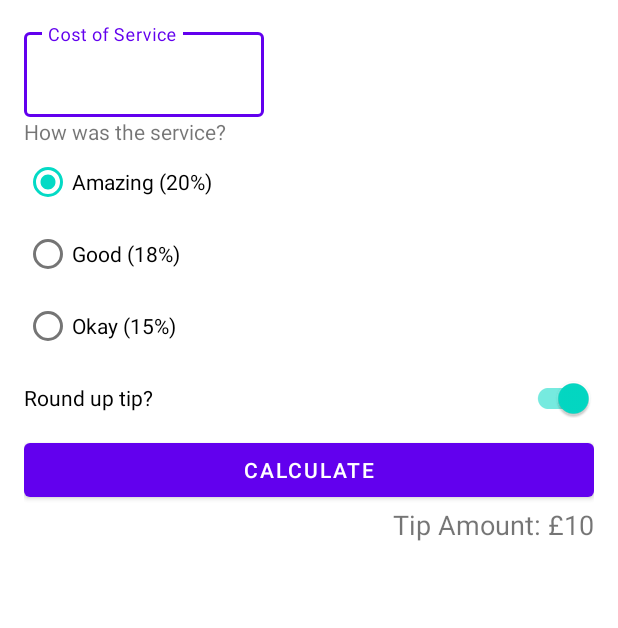
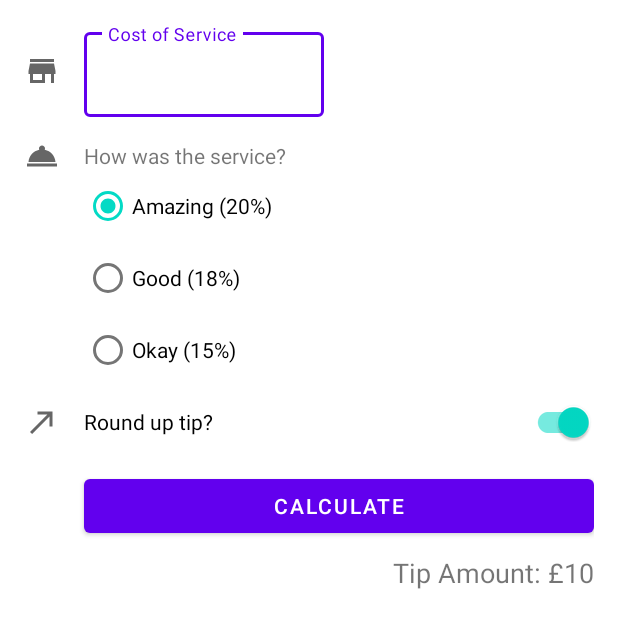
Before and after one commit to emwalks/TipCalculator, an Android app: the layout activity_main.xml on its own in the app's theme, with its tools: preview values and no code run, on a phone screen of 412 x 824 dp. Shown: the top 628 px of the screen. Run offline under Robolectric (Android 15) with nearby library versions, the phone set to English and light mode, and no system bars.

Commit message:
adds icons LONGSIDE ui ELEMENTS

```diff
--- a/app/src/main/res/layout/activity_main.xml
+++ b/app/src/main/res/layout/activity_main.xml
@@ -7,31 +7,52 @@
     android:padding="16dp"
     tools:context=".MainActivity">
 
+    <ImageView
+        android:id="@+id/icon_cost_of_service"
+        android:layout_width="wrap_content"
+        android:layout_height="wrap_content"
+        android:importantForAccessibility="no"
+        app:layout_constraintBottom_toBottomOf="@id/cost_of_service"
+        app:layout_constraintStart_toStartOf="parent"
+        app:layout_constraintTop_toTopOf="@id/cost_of_service"
+        app:srcCompat="@drawable/ic_store" />
+
+
     <com.google.android.material.textfield.TextInputLayout
         android:id="@+id/cost_of_service"
+        style="@style/Widget.MaterialComponents.TextInputLayout.OutlinedBox"
         android:layout_width="160dp"
         android:layout_height="wrap_content"
+        android:layout_marginStart="16dp"
         android:hint="@string/cost_of_service"
-        app:layout_constraintStart_toStartOf="parent"
-        app:layout_constraintTop_toTopOf="parent"
-        style="@style/Widget.MaterialComponents.TextInputLayout.OutlinedBox"
-    >
+        app:layout_constraintStart_toEndOf="@id/icon_cost_of_service"
+        app:layout_constraintTop_toTopOf="parent">
 
         <com.google.android.material.textfield.TextInputEditText
             android:id="@+id/cost_of_service_edit_text"
             android:layout_width="match_parent"
             android:layout_height="wrap_content"
-            android:inputType="numberDecimal"
-            />
+            android:inputType="numberDecimal" />
 
     </com.google.android.material.textfield.TextInputLayout>
+
+    <ImageView
+        android:id="@+id/icon_service_question"
+        android:layout_width="wrap_content"
+        android:layout_height="wrap_content"
+        android:importantForAccessibility="no"
+        app:layout_constraintBottom_toBottomOf="@id/service_rating"
+        app:layout_constraintStart_toStartOf="parent"
+        app:layout_constraintTop_toTopOf="@id/service_rating"
+        app:srcCompat="@drawable/ic_service" />
 
     <TextView
         android:id="@+id/service_rating"
         android:layout_width="wrap_content"
         android:layout_height="wrap_content"
+        android:layout_marginTop="16dp"
         android:text="@string/how_was_the_service"
-        app:layout_constraintStart_toStartOf="parent"
+        app:layout_constraintStart_toStartOf="@id/cost_of_service"
         app:layout_constraintTop_toBottomOf="@id/cost_of_service" />
 
     <RadioGroup
@@ -40,7 +61,7 @@
         android:layout_height="wrap_content"
         android:checkedButton="@id/option_twenty_percent"
         android:orientation="vertical"
-        app:layout_constraintStart_toStartOf="parent"
+        app:layout_constraintStart_toStartOf="@id/service_rating"
         app:layout_constraintTop_toBottomOf="@id/service_rating">
 
         <RadioButton
@@ -64,14 +85,25 @@
 
     <!--This is a comment in xml-->
 
+    <ImageView
+        android:id="@+id/icon_round_up"
+        android:layout_width="wrap_content"
+        android:layout_height="wrap_content"
+        android:importantForAccessibility="no"
+        app:layout_constraintBottom_toBottomOf="@id/round_up_switch"
+        app:layout_constraintStart_toStartOf="parent"
+        app:layout_constraintTop_toTopOf="@id/round_up_switch"
+        app:srcCompat="@drawable/ic_round_up" />
+
     <com.google.android.material.switchmaterial.SwitchMaterial
         android:id="@+id/round_up_switch"
         android:layout_width="0dp"
         android:layout_height="wrap_content"
+        android:layout_marginStart="16dp"
         android:checked="true"
         android:text="@string/round_up_tip"
         app:layout_constraintEnd_toEndOf="parent"
-        app:layout_constraintStart_toStartOf="parent"
+        app:layout_constraintStart_toEndOf="@+id/icon_round_up"
         app:layout_constraintTop_toBottomOf="@id/tip_options"
         tools:ignore="UseSwitchCompatOrMaterialXml" />
 
@@ -79,15 +111,17 @@
         android:id="@+id/calculate_button"
         android:layout_width="0dp"
         android:layout_height="wrap_content"
+        android:layout_marginTop="8dp"
         android:text="@string/calculate"
         app:layout_constraintEnd_toEndOf="parent"
-        app:layout_constraintStart_toStartOf="parent"
+        app:layout_constraintStart_toStartOf="@id/round_up_switch"
         app:layout_constraintTop_toBottomOf="@id/round_up_switch" />
 
     <TextView
         android:id="@+id/tip_result"
         android:layout_width="wrap_content"
         android:layout_height="wrap_content"
+        android:layout_marginTop="8dp"
         android:textSize="18sp"
         app:layout_constraintEnd_toEndOf="parent"
         app:layout_constraintTop_toBottomOf="@id/calculate_button"
```
